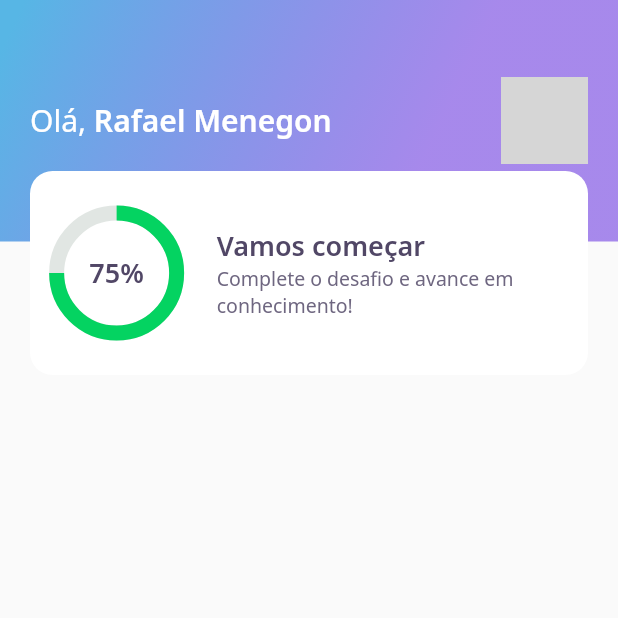
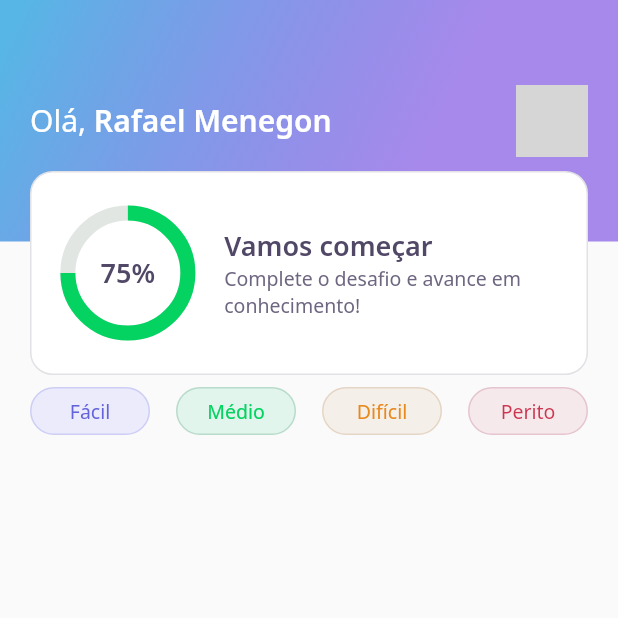
Before and after one commit to devrafamenegon/flutter-devquiz-nlw5, a Flutter app: the screen it shows after launch, on a phone screen of 412 x 824 dp, the top half of it. Run offline on Flutter 3.47's test engine with Material 2 defaults, Android fonts, the light colour scheme and no system bars; our stand-ins replace google_fonts; network calls fail; grey boxes are pictures that could not be loaded.

Commit message:
Day 2: Level Buttons

```diff
--- a/lib/home/home_page.dart
+++ b/lib/home/home_page.dart
@@ -1,5 +1,6 @@
 import 'package:flutter/material.dart';
-import 'package:flutter_devquiz/widgets/appbar/app_bar_widget.dart';
+import 'package:flutter_devquiz/home/widgets/appbar/app_bar_widget.dart';
+import 'package:flutter_devquiz/home/widgets/level_button/level_button_widget.dart';
 
 class HomePage extends StatefulWidget {
   HomePage({Key? key}) : super(key: key);
@@ -13,6 +14,18 @@
   Widget build(BuildContext context) {
     return Scaffold(
       appBar: AppBarWidget(),
+      body: Padding(
+        padding: const EdgeInsets.symmetric(horizontal: 20, vertical: 8.0),
+        child: Row(
+          mainAxisAlignment: MainAxisAlignment.spaceBetween,
+          children: [
+            LevelButtonWidget(label: "Fácil"),
+            LevelButtonWidget(label: "Médio"),
+            LevelButtonWidget(label: "Difícil"),
+            LevelButtonWidget(label: "Perito"),
+          ],
+        ),
+      )
     );
   }
 }
--- a/lib/widgets/appbar/app_bar_widget.dart
+++ b/lib/home/widgets/appbar/app_bar_widget.dart
@@ -1,7 +1,7 @@
 import 'package:flutter/material.dart';
 import 'package:flutter_devquiz/core/app_gradients.dart';
 import 'package:flutter_devquiz/core/app_text_styles.dart';
-import 'package:flutter_devquiz/widgets/score_card/score_card_widget.dart';
+import 'package:flutter_devquiz/home/widgets/score_card/score_card_widget.dart';
 
 class AppBarWidget extends PreferredSize {
   AppBarWidget()
@@ -32,8 +32,8 @@
                         ),
                       ),
                       Container(
-                        width: 58,
-                        height: 58,
+                        width: 48,
+                        height: 48,
                         decoration: BoxDecoration(
                           borderRadius: BorderRadius.circular(10),
                           image: DecorationImage(
--- /dev/null
+++ b/lib/home/widgets/level_button/level_button_widget.dart
@@ -0,0 +1,63 @@
+import 'package:flutter/material.dart';
+import 'package:flutter_devquiz/core/app_colors.dart';
+import 'package:google_fonts/google_fonts.dart';
+
+class LevelButtonWidget extends StatelessWidget {
+  final String label;
+
+  //se o label for diferente de uma das 4 opções, o asset ja acusa erro
+  LevelButtonWidget({Key? key, required this.label})
+      : assert(["Fácil", "Médio", "Difícil", "Perito"].contains(label)),
+        super(key: key);
+
+  final config = {
+    "Fácil": {
+      "color": AppColors.levelButtonFacil,
+      "borderColor": AppColors.levelButtonBorderFacil,
+      "fontColor": AppColors.levelButtonTextFacil,
+    },
+    "Médio": {
+      "color": AppColors.levelButtonMedio,
+      "borderColor": AppColors.levelButtonBorderMedio,
+      "fontColor": AppColors.levelButtonTextMedio,
+    },
+    "Difícil": {
+      "color": AppColors.levelButtonDificil,
+      "borderColor": AppColors.levelButtonBorderDificil,
+      "fontColor": AppColors.levelButtonTextDificil,
+    },
+    "Perito": {
+      "color": AppColors.levelButtonPerito,
+      "borderColor": AppColors.levelButtonBorderPerito,
+      "fontColor": AppColors.levelButtonTextPerito,
+    }
+  };
+
+  //facilita a obtenção das cores
+  Color get color => config[label]!['color']!;
+  Color get borderColor => config[label]!['borderColor']!;
+  Color get fontColor => config[label]!['fontColor']!;
+
+  @override
+  Widget build(BuildContext context) {
+    return Container(
+      width: 80,
+      height: 32,
+      decoration: BoxDecoration(
+        color: color,
+        border: Border.fromBorderSide(BorderSide(color: borderColor)),
+        borderRadius: BorderRadius.circular(28),
+      ),
+      child: Padding(
+        padding: const EdgeInsets.symmetric(vertical: 6),
+        child: Align(
+          alignment: Alignment.center,
+          child: Text(
+            label,
+            style: GoogleFonts.notoSans(color: fontColor, fontSize: 13),
+          ),
+        ),
+      ),
+    );
+  }
+}
--- a/lib/widgets/score_card/score_card_widget.dart
+++ b/lib/home/widgets/score_card/score_card_widget.dart
@@ -1,7 +1,7 @@
 import 'package:flutter/material.dart';
 import 'package:flutter_devquiz/core/app_colors.dart';
 import 'package:flutter_devquiz/core/app_text_styles.dart';
-import 'package:flutter_devquiz/widgets/chart/chart_widget.dart';
+import 'package:flutter_devquiz/home/widgets/chart/chart_widget.dart';
 
 class ScoreCardWidget extends StatelessWidget {
   @override
@@ -12,10 +12,11 @@
         height: 136,
         decoration: BoxDecoration(
           color: AppColors.white,
+            border: Border.fromBorderSide(BorderSide(color: AppColors.border)),
           borderRadius: BorderRadius.circular(15)
         ),
         child: Padding(
-          padding: const EdgeInsets.symmetric(horizontal: 15),
+          padding: const EdgeInsets.symmetric(horizontal: 24),
           child: Row(
             crossAxisAlignment: CrossAxisAlignment.center,
             children: [
```
Also changed, not shown: lib/home/widgets/chart/chart_widget.dart (renamed from lib/widgets/chart/chart_widget.dart), 1 other file.
